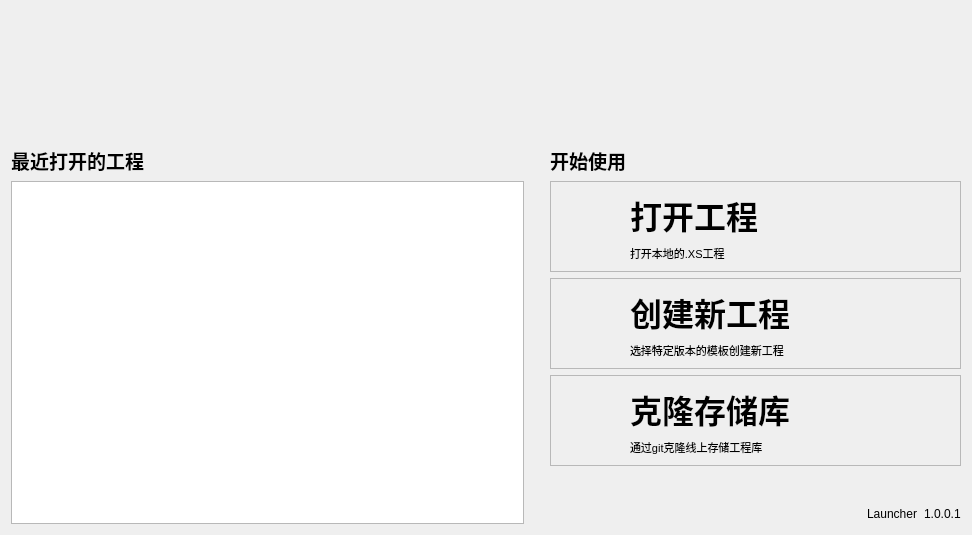
The window that XS/launcher/WelcomeWindow.ui (xenginez/X) describes before a commit, drawn with Qt 5.
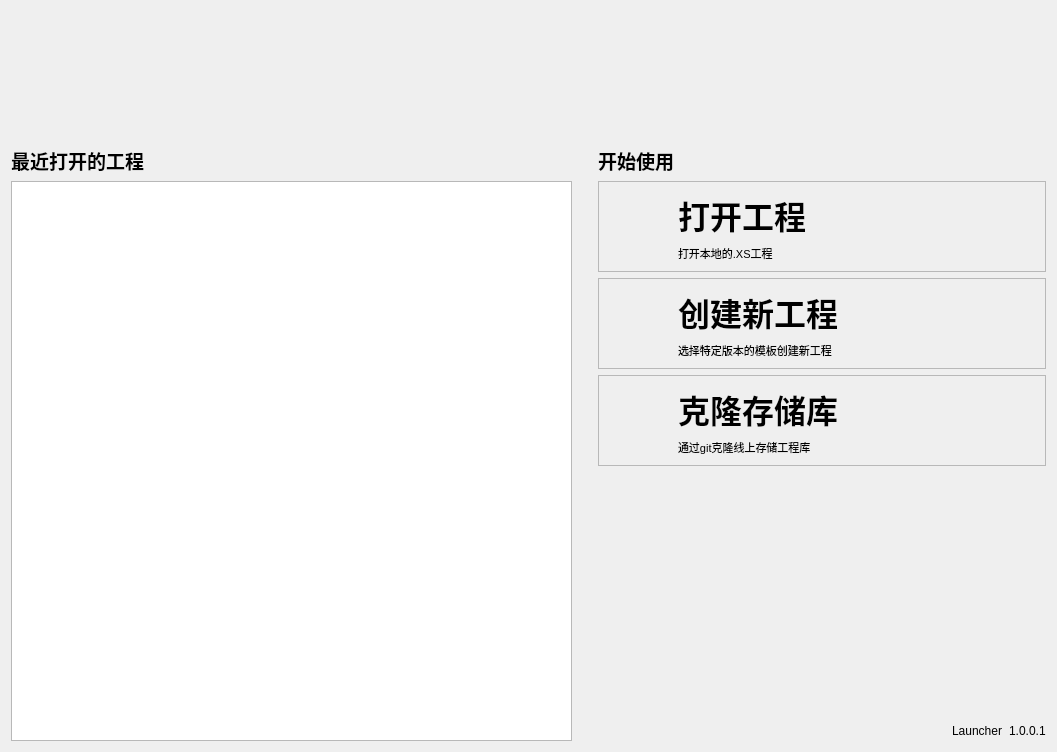
The same window after the commit.

Diff of the .ui file:
```diff
--- a/XS/launcher/WelcomeWindow.ui
+++ b/XS/launcher/WelcomeWindow.ui
@@ -6,8 +6,8 @@
    <rect>
     <x>0</x>
     <y>0</y>
-    <width>972</width>
-    <height>535</height>
+    <width>1057</width>
+    <height>752</height>
    </rect>
   </property>
   <property name="windowTitle">
```
Left out of the diff: 3 changed lines with no effect on the pictures.
